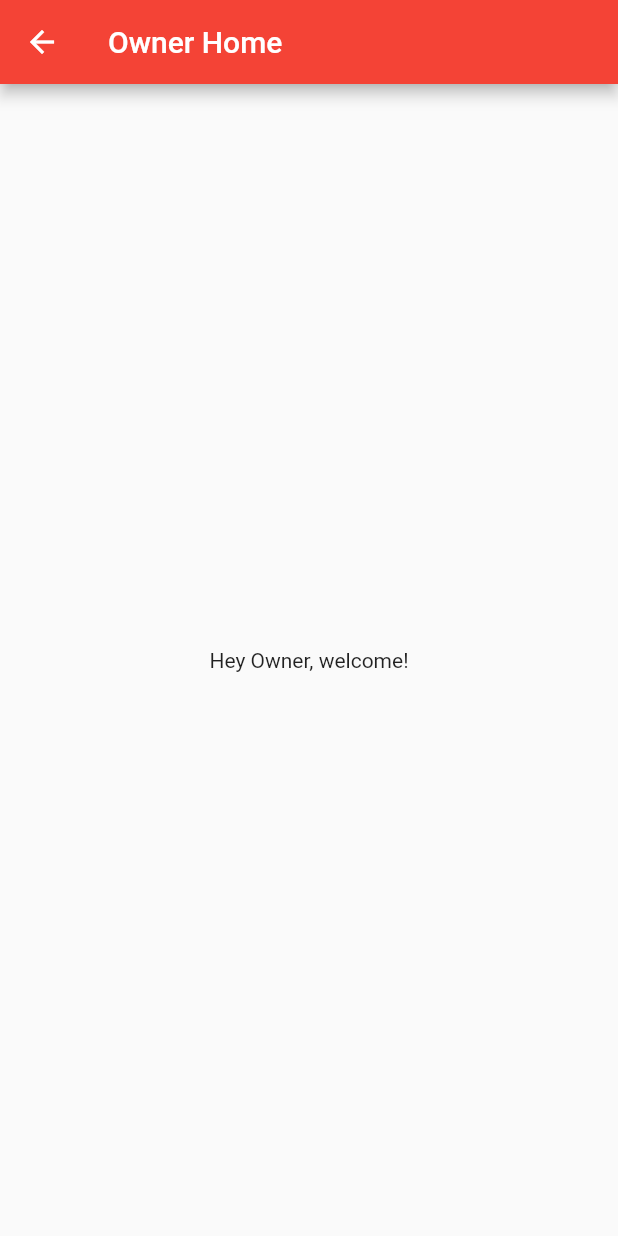
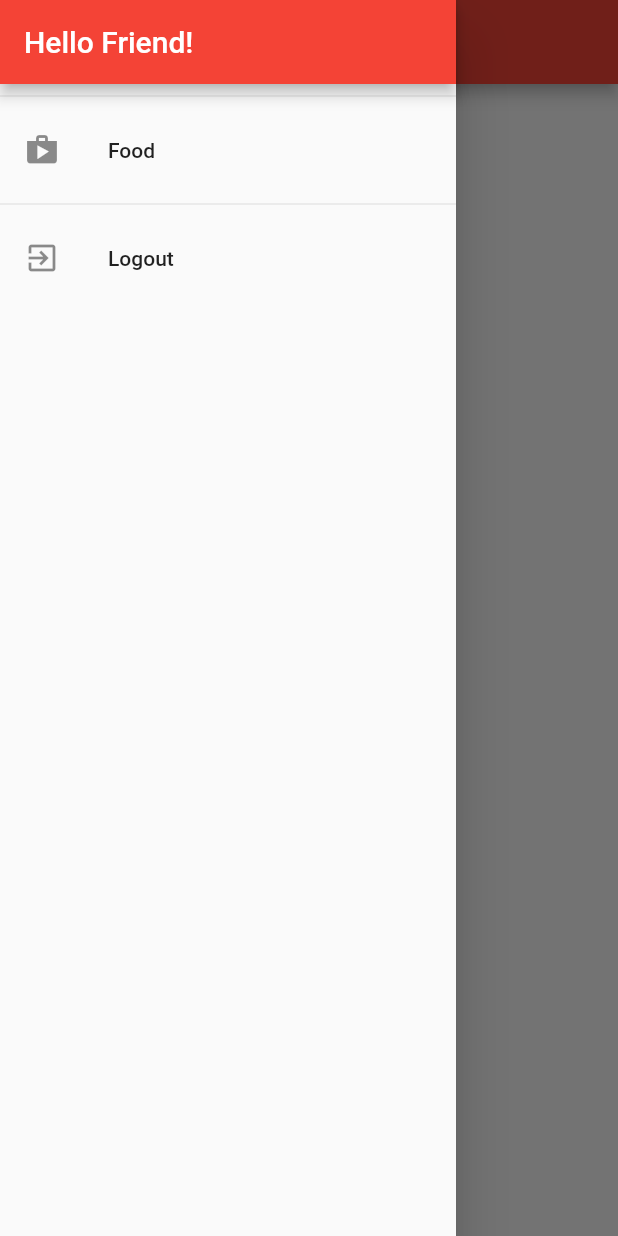
Before and after one commit to novjean/bloc, a Flutter app: the OwnerScreen screen opened by its route, with the side drawer open (before the commit the screen has no drawer), on a phone screen of 412 x 824 dp. Run offline on Flutter 3.47's test engine with Material 2 defaults, Android fonts, the phone set to English and light mode, and no system bars; our stand-ins replace cloud_firestore, firebase_auth, firebase_core, firebase_storage, google_maps_flutter, image_picker and 1 more; accounts and stored records are empty.

Commit message:
City
added city model and pulling values from firebase.

```diff
--- /dev/null
+++ b/lib/models/city.dart
@@ -0,0 +1,11 @@
+import 'package:flutter/material.dart';
+
+class City {
+  final String name;
+  final String ownerName;
+
+  City({
+    @required this.name,
+    @required this.ownerName,
+  });
+}
--- a/lib/screens/owner_screen.dart
+++ b/lib/screens/owner_screen.dart
@@ -1,3 +1,8 @@
+import 'package:bloc/models/city.dart';
+import 'package:bloc/widgets/app_drawer.dart';
+import 'package:bloc/widgets/places_grid.dart';
+import 'package:cloud_firestore/cloud_firestore.dart';
+import 'package:firebase_auth/firebase_auth.dart';
 import 'package:flutter/material.dart';
 
 class OwnerScreen extends StatelessWidget {
@@ -7,13 +12,46 @@ class OwnerScreen extends StatelessWidget {
 
   @override
   Widget build(BuildContext context) {
+    final user = FirebaseAuth.instance.currentUser;
+
     return Scaffold(
       appBar: AppBar(
-        title: Text('Owner Home'),
+        title: Text('Owner'),
       ),
-      body: Center(
-        child: Text('Hey Owner, welcome!'),
+      drawer: AppDrawer(),
+      body: StreamBuilder(
+        stream: FirebaseFirestore.instance
+            .collection('cities')
+            .snapshots(),
+        builder: (ctx, snapshot) {
+          if (snapshot.connectionState == ConnectionState.waiting) {
+            return const Center(
+              child: CircularProgressIndicator(),
+            );
+          }
+          final citys = snapshot.data.docs;
+          return ListView.builder(
+            reverse: true,
+            itemCount: citys.length,
+            itemBuilder: (ctx, index) => Center(
+              child: Text(citys[index].data()['name']),
+            ),
+            //     MessageBubble(
+            //
+            //   citys[index].data()['name'],
+            //   citys[index].data()['owner_id'],
+            //   // this key is used for efficiency
+            //   key: ValueKey(citys[index].id),
+            // ),
+          );
+          // final List<City> cities = [];
+          // return PlacesGrid(citys.length);
+        },
       ),
+
+      // Center(
+      //   child: Text('Hey Owner, welcome!'),
+      // ),
     );
   }
 }
--- /dev/null
+++ b/lib/widgets/app_drawer.dart
@@ -0,0 +1,61 @@
+import 'package:firebase_auth/firebase_auth.dart';
+import 'package:flutter/material.dart';
+
+class AppDrawer extends StatelessWidget {
+  const AppDrawer({Key key}) : super(key: key);
+
+  @override
+  Widget build(BuildContext context) {
+    return Drawer(
+      child: Column(
+        children: [
+          AppBar(
+            title: Text('Hello Friend!'),
+            automaticallyImplyLeading: false,
+          ),
+          Divider(),
+          ListTile(
+            leading: Icon(Icons.shop),
+            title: Text('Food'),
+            onTap: () {
+              Navigator.of(context).pushReplacementNamed('/');
+            },
+          ),
+          Divider(),
+          // ListTile(
+          //   leading: Icon(Icons.payment),
+          //   title: Text('Orders'),
+          //   onTap: () {
+          //     Navigator.of(context).pushReplacementNamed(OrdersScreen.routeName);
+          //     // custom animation per screen
+          //     // Navigator.of(context).pushReplacement(CustomRoute(
+          //     //   builder: (ctx) => OrdersScreen(),
+          //     // ));
+          //   },
+          // ),
+          // Divider(),
+          // ListTile(
+          //   leading: Icon(Icons.edit),
+          //   title: Text('Manage Products'),
+          //   onTap: () {
+          //     Navigator.of(context)
+          //         .pushReplacementNamed(UserProductsScreen.routeName);
+          //   },
+          // ),
+          // Divider(),
+          ListTile(
+            leading: Icon(Icons.exit_to_app),
+            title: Text('Logout'),
+            onTap: () {
+              Navigator.of(context).pop();
+              // the following line ensures that the home is what is the screen when app is opened
+              Navigator.of(context).pushReplacementNamed('/');
+              FirebaseAuth.instance.signOut();
+              // Provider.of<Auth>(context, listen: false).logout();
+            },
+          ),
+        ],
+      ),
+    );
+  }
+}
```
Also changed, not shown: lib/screens/home_screen.dart (+8 -4 lines), lib/widgets/places_grid.dart (added, +14 -0 lines).
